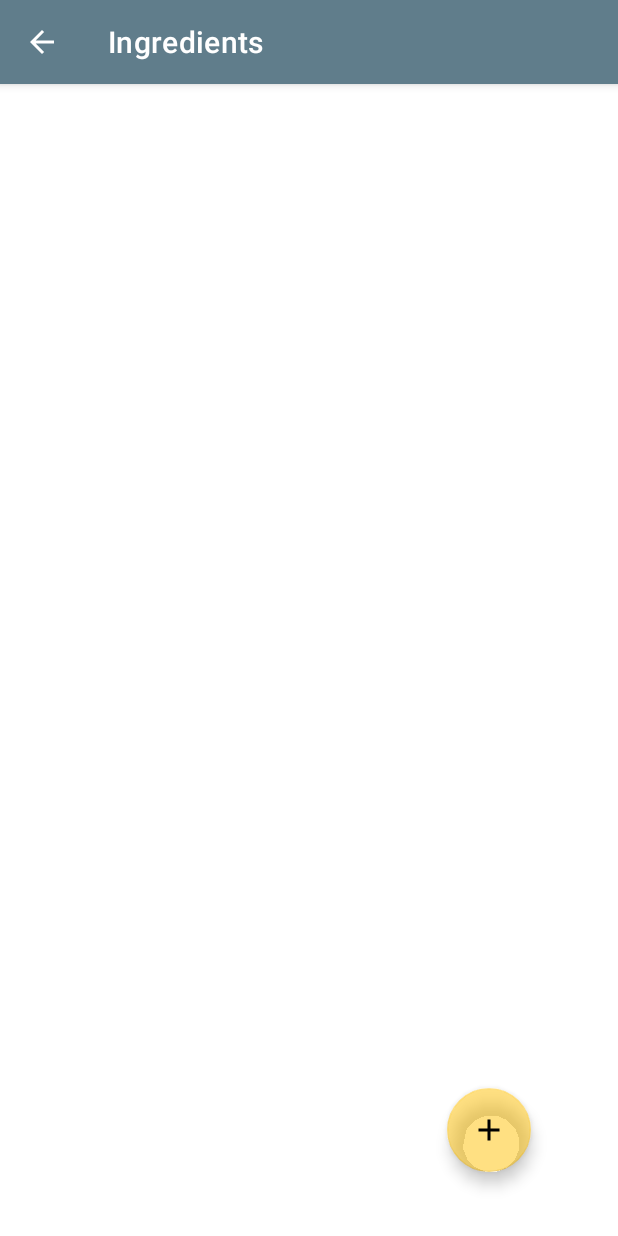
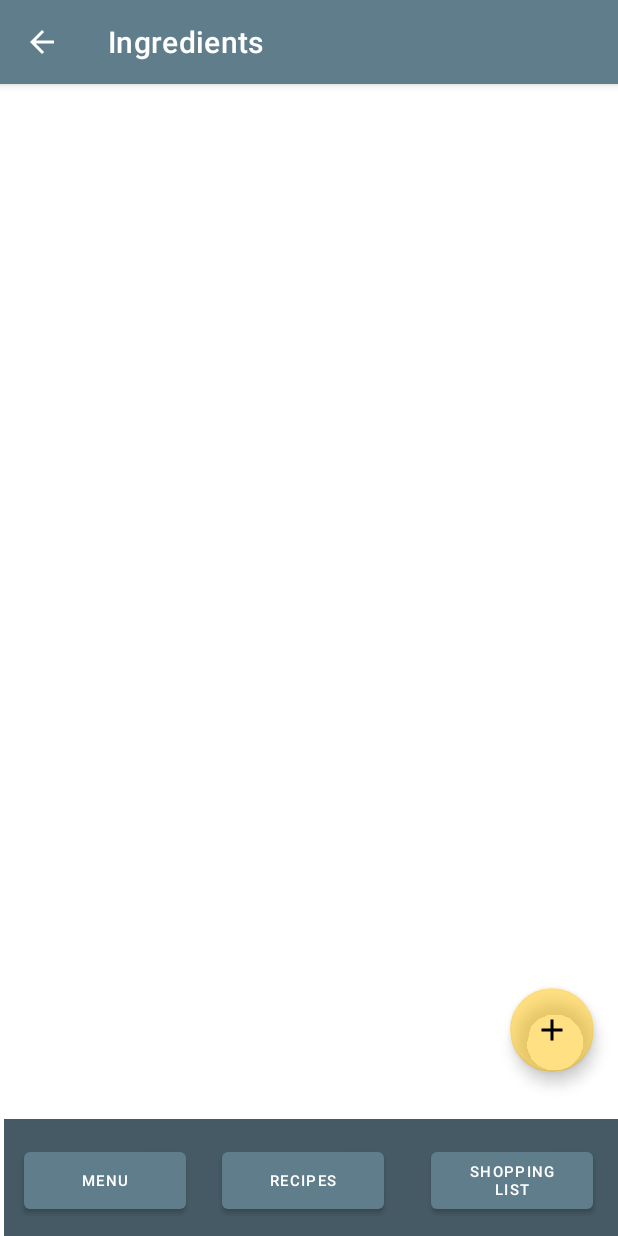
Before and after one commit to 81Jashua/Menu_Planner, an Android app: the IngredientListActivity screen opened directly, with no data from a screen before it, on a phone screen of 412 x 824 dp. Run offline under Robolectric (Android 15) with nearby library versions, the phone set to English and light mode, and no system bars; our stand-ins replace Firebase (no records; nobody signed in at launch, a user with empty details on screens opened directly); Roboto replaces fonts that are not available here.

Commit message:
applied color and nav bar to main four activities

```diff
--- a/app/src/main/res/layout/activity_ingredient_list.xml
+++ b/app/src/main/res/layout/activity_ingredient_list.xml
@@ -18,10 +18,10 @@
         app:fabSize="normal"
         app:layout_constraintBottom_toBottomOf="parent"
         app:layout_constraintEnd_toEndOf="parent"
-        app:layout_constraintHorizontal_bias="0.87"
+        app:layout_constraintHorizontal_bias="1.0"
         app:layout_constraintStart_toStartOf="parent"
         app:layout_constraintTop_toTopOf="parent"
-        app:layout_constraintVertical_bias="0.961"
+        app:layout_constraintVertical_bias="0.863"
         app:srcCompat="@drawable/ic_add" />
 
     <ListView
@@ -37,4 +37,54 @@
         app:layout_constraintTop_toTopOf="parent"
         app:layout_constraintVertical_bias="0.0" />
 
+    <View
+        android:id="@+id/view"
+        android:layout_width="409dp"
+        android:layout_height="78dp"
+        android:background="@color/dark_grey"
+        app:layout_constraintBottom_toBottomOf="parent"
+        app:layout_constraintEnd_toEndOf="parent"
+        app:layout_constraintHorizontal_bias="1.0"
+        app:layout_constraintStart_toStartOf="parent" />
+
+    <Button
+        android:id="@+id/ingredientsToMenuButton"
+        android:layout_width="108dp"
+        android:layout_height="50dp"
+        android:layout_marginStart="16dp"
+        android:textColor="@color/white"
+        android:text="Menu"
+        android:textSize="10sp"
+        app:layout_constraintBottom_toBottomOf="parent"
+        app:layout_constraintStart_toStartOf="parent"
+        app:layout_constraintTop_toTopOf="@+id/view"
+        app:layout_constraintVertical_bias="0.56" />
+
+    <Button
+        android:id="@+id/ingredientsToRecipeButton"
+        android:layout_width="108dp"
+        android:layout_height="50dp"
+        android:layout_marginStart="24dp"
+        android:textColor="@color/white"
+        android:text="Recipes"
+        android:textSize="10sp"
+        app:layout_constraintBottom_toBottomOf="parent"
+        app:layout_constraintStart_toEndOf="@+id/ingredientsToMenuButton"
+        app:layout_constraintTop_toTopOf="@+id/view"
+        app:layout_constraintVertical_bias="0.571" />
+
+    <Button
+        android:id="@+id/ingredientsToShoppingListButton"
+        android:layout_width="108dp"
+        android:layout_height="50dp"
+        android:textColor="@color/white"
+        android:text="Shopping List"
+        android:textSize="10sp"
+        app:layout_constraintBottom_toBottomOf="parent"
+        app:layout_constraintEnd_toEndOf="@+id/view"
+        app:layout_constraintHorizontal_bias="0.659"
+        app:layout_constraintStart_toEndOf="@+id/ingredientsToRecipeButton"
+        app:layout_constraintTop_toTopOf="@+id/view"
+        app:layout_constraintVertical_bias="0.571" />
+
 </androidx.constraintlayout.widget.ConstraintLayout>
```
Also changed, not shown: app/src/main/res/layout/activity_menu.xml (+5 -5 lines), app/src/main/res/layout/activity_recipe.xml (+51 -0 lines), app/src/main/res/layout/activity_shopping_list.xml (+50 -0 lines).
